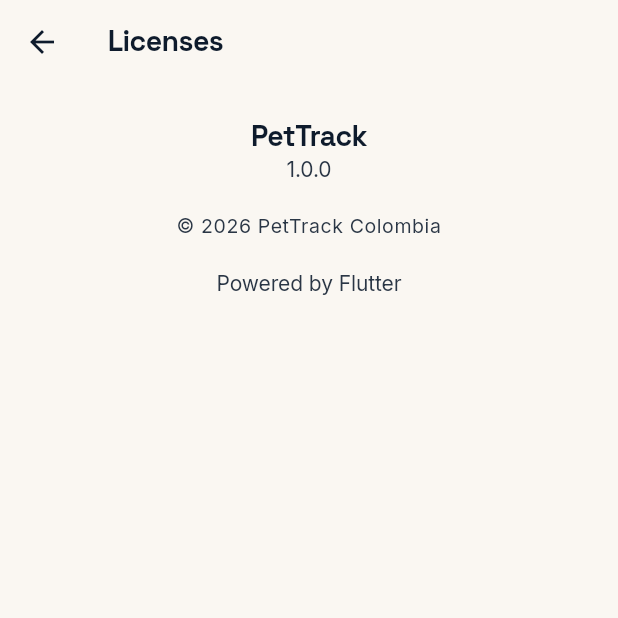
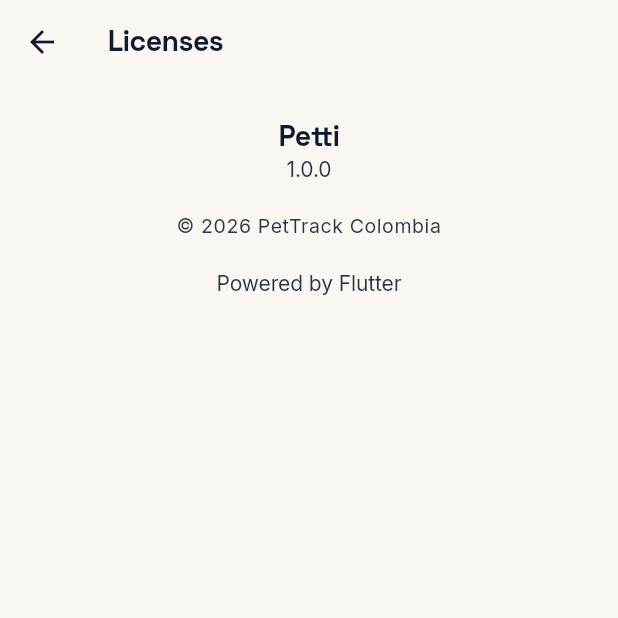
Before and after one commit to notero88-dev/pet-tracker, a Flutter app: the SettingsScreen screen opened directly, scrolled down 394 dp, after a tap on "Licencias de código abierto", on a phone screen of 412 x 824 dp, the top half of it. Run offline on Flutter 3.47's test engine with Material 3 defaults, Android fonts, the phone set to English and light mode, and no system bars; our stand-ins replace cloud_firestore, firebase_auth, firebase_core, firebase_messaging, google_fonts, google_maps_flutter and 3 more; missing offline and left inert: mobile_scanner; accounts and stored records are empty.

Commit message:
app: rename app to 'Petti' (was 'PetTrack' / 'Pettrack App')
Surfaces the brand the marketing has been using for weeks. Was
inconsistent across surfaces:
  - iOS Info.plist CFBundleDisplayName: 'Pettrack App' (home-screen icon)
  - Splash screen + main.dart MaterialApp title: 'PetTrack'
  - Settings 'About' section: 'PetTrack'
  - lib/utils/constants.dart appName: 'PetTrack'

All now read 'Petti'. Single rename pass.

Bundle identifier (co.pettrack.pettrackApp), Firebase project name
(pettrack-colombia), and the GoogleService-Info.plist BUNDLE_ID
(co.pettrack.app — currently mismatched with Xcode!) are deliberately
left alone in this commit. Bundle-ID resolution is a manual step
that needs Apple Developer Portal + Firebase Console coordination;
see docs/runbooks/ios-first-build.md and the chat thread.

Co-Authored-By: Claude Opus 4.7 (1M context) <noreply@anthropic.com>

```diff
--- a/lib/main.dart
+++ b/lib/main.dart
@@ -109,7 +109,7 @@ class _PetTrackAppState extends State<PetTrackApp> {
         Provider<FCMService>.value(value: _fcm),
       ],
       child: MaterialApp(
-        title: 'PetTrack',
+        title: 'Petti',
         theme: PettiTheme.lightTheme,
         debugShowCheckedModeBanner: false,
         // These keys let FCM handlers (which run outside the widget tree)
--- a/lib/screens/profile/settings_screen.dart
+++ b/lib/screens/profile/settings_screen.dart
@@ -433,7 +433,7 @@ class SettingsScreen extends StatelessWidget {
   void _showLicenses(BuildContext context) {
     showLicensePage(
       context: context,
-      applicationName: 'PetTrack',
+      applicationName: 'Petti',
       applicationVersion: '1.0.0',
       applicationLegalese: '© 2026 PetTrack Colombia',
     );
--- a/lib/screens/splash_screen.dart
+++ b/lib/screens/splash_screen.dart
@@ -111,7 +111,7 @@ class _SplashScreenState extends State<SplashScreen>
                   ),
                   const SizedBox(height: PettiSpacing.s5),
                   Text(
-                    'PetTrack',
+                    'Petti',
                     style: PettiText.display().copyWith(
                       fontSize: 44,
                       color: PettiColors.midnight,
--- a/lib/utils/constants.dart
+++ b/lib/utils/constants.dart
@@ -10,7 +10,7 @@ class AppConstants {
   static String get traccarWebSocketUrl => 'ws://64.23.156.25:8082/api/socket';
 
   // App Info
-  static const String appName = 'PetTrack';
+  static const String appName = 'Petti';
   static const String appVersion = '1.0.0';
   static const String supportEmail = 'soporte@pettrack.co';
 
```
Also changed, not shown: 1 other file.
